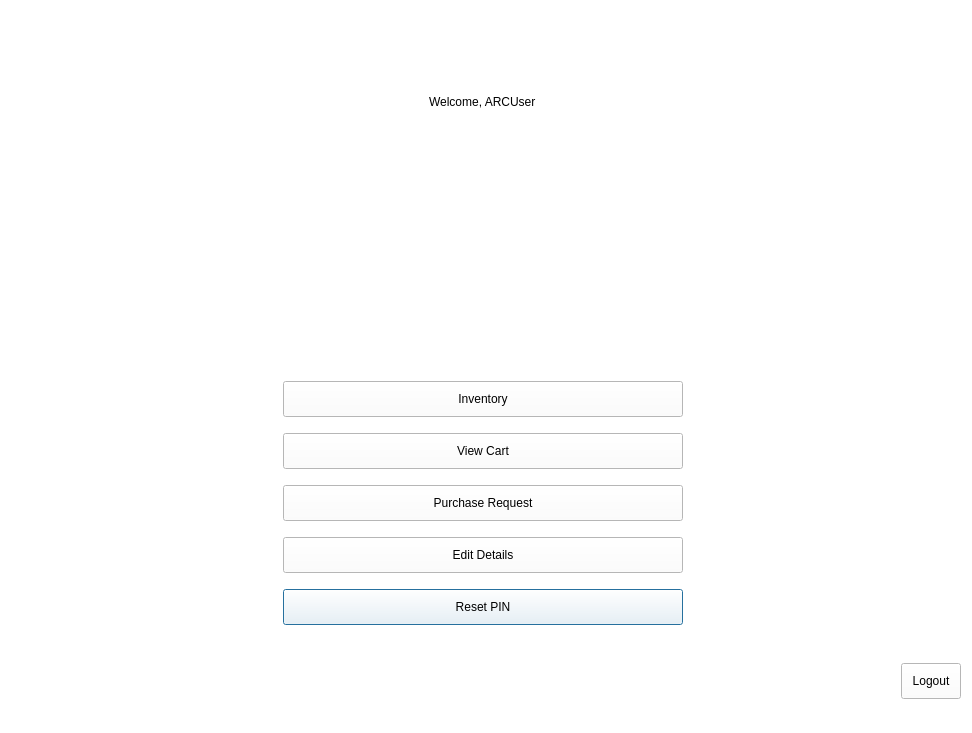
arc-bphc/sims-gui, file userprofile.ui: the form before one commit.
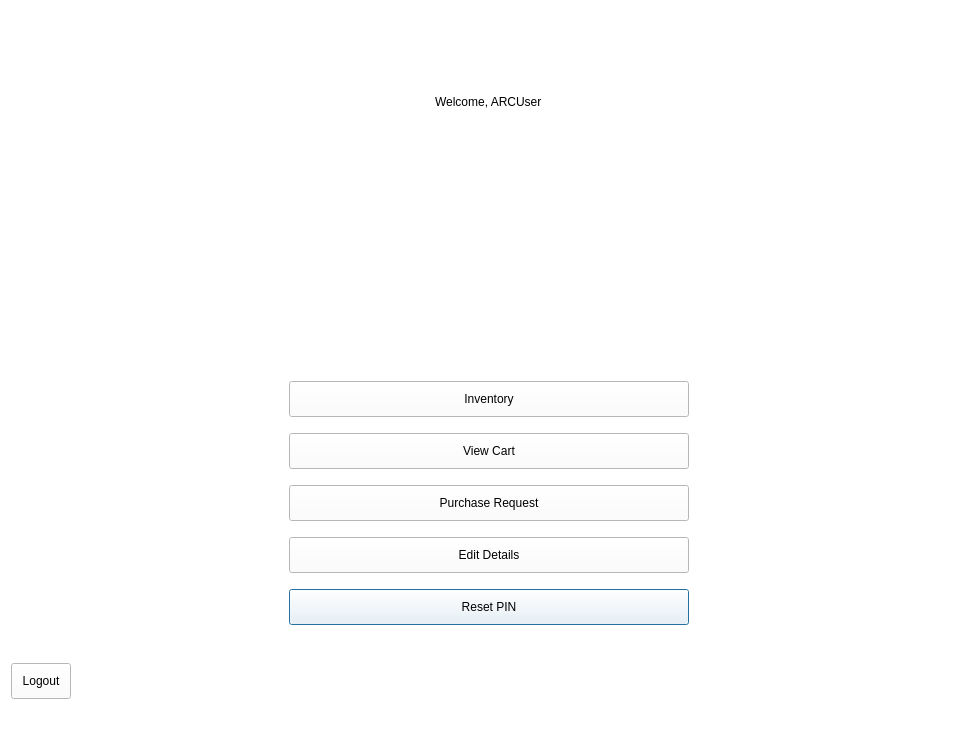
The form after the commit. Icons and pictures are not drawn.

Commit message: Arranged button

The edit to the form file:
```diff
--- a/userprofile.ui
+++ b/userprofile.ui
@@ -242,7 +242,7 @@
        </property>
       </widget>
      </item>
-     <item row="11" column="2" alignment="Qt::AlignRight">
+     <item row="11" column="0" alignment="Qt::AlignLeft">
       <widget class="QPushButton" name="logoutButton">
        <property name="text">
         <string>Logout</string>
```
The commit also changes 1 other file.
